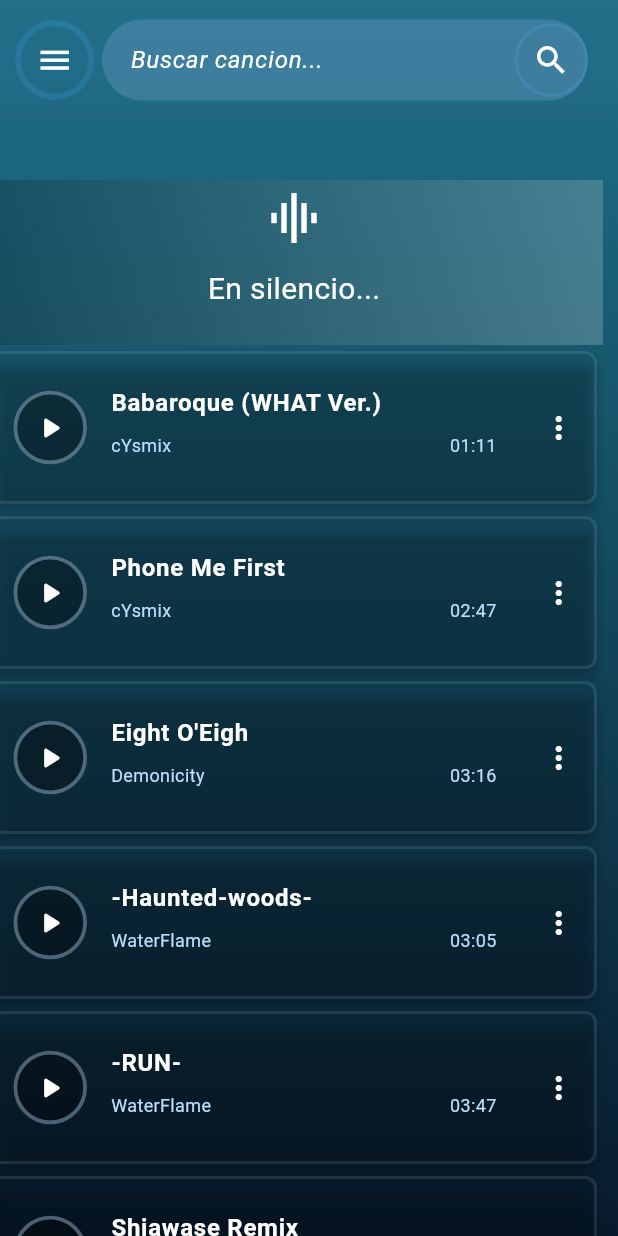
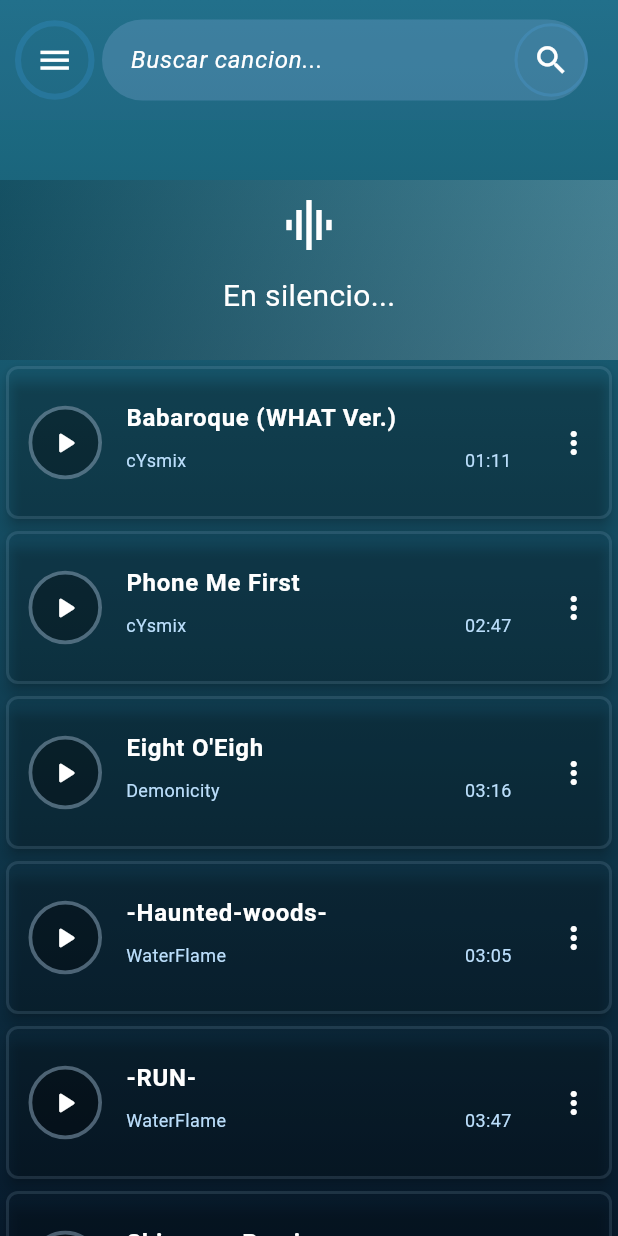
Before and after one commit to 4dominic888/tidal-wave, a Flutter app: the screen it shows after launch, on a phone screen of 412 x 824 dp. Run offline on Flutter 3.47's test engine with Material 3 defaults, Android fonts, the phone set to English and light mode, and no system bars; our stand-ins replace audio_video_progress_bar, cached_network_image, flutter_bloc, just_audio, just_audio_background, palette_generator and 2 more; missing offline and left inert: super_tooltip; network calls fail.

Commit message:
optimizaciones de widgets

```diff
--- a/lib/modules/lista_musica/screens/lista_musica_screen.dart
+++ b/lib/modules/lista_musica/screens/lista_musica_screen.dart
@@ -1,3 +1,4 @@
+import 'package:flutter/cupertino.dart';
 import 'package:flutter/material.dart';
 import 'package:flutter_bloc/flutter_bloc.dart';
 import 'package:just_audio/just_audio.dart';
@@ -8,6 +9,7 @@ import 'package:tidal_wave/modules/lista_musica/widgets/icon_button_music.dart';
 import 'package:tidal_wave/modules/lista_musica/widgets/mini_music_player.dart';
 import 'package:tidal_wave/modules/lista_musica/widgets/music_item.dart';
 import 'package:tidal_wave/modules/lista_musica/widgets/text_field_find.dart';
+import 'package:tidal_wave/modules/lista_musica/widgets/title_container.dart';
 import 'package:tidal_wave/modules/reproductor_musica/classes/musica.dart';
 class ListaMusicaScreen extends StatefulWidget {
 
@@ -131,9 +133,7 @@ class _ListaMusicaScreenState extends State<ListaMusicaScreen> {
             Expanded(
               child: Stack(
                 children: [
-                  Positioned(
-                    right: 10,
-                    child: SizedBox(
+                  SizedBox(
                     width: MediaQuery.of(context).size.width,
                     height: MediaQuery.of(context).size.height,
 
@@ -147,79 +147,48 @@ class _ListaMusicaScreenState extends State<ListaMusicaScreen> {
                         //? Escuchando...
                         SliverToBoxAdapter(
                           child: SizedBox(
-                              height: 110,
+                            height: 120,
                             child: StreamBuilder<SequenceState?>(
                               stream: context.read<MusicCubit>().state.sequenceStateStream,
                               builder: (context, snapshot) {
                                 final mediaData = snapshot.data?.currentSource?.tag as MediaItem?;
                                 final String text = (mediaData != null) && _isPlay ? 'Escuchando ${mediaData.title}' : 'En silencio...';
-                                  return Container(
-                                    height: 140,
-                                    decoration: BoxDecoration(
-                                      gradient: LinearGradient(
-                                        begin: Alignment.topLeft,
-                                        end: Alignment.bottomRight,
-                                        colors: [Colors.black.withOpacity(0.2),Colors.white.withOpacity(0.2)]
-                                      )
-                                    ),
-                                    child: Column(
-                                      children: [
-                                        const Padding(
-                                          padding: EdgeInsets.only(top: 5, bottom: 5),
-                                          child: Icon(Icons.multitrack_audio_sharp, size: 40, color: Colors.white),
-                                        ),
-                                        Padding(
-                                          padding: const EdgeInsets.only(right: 40, left: 40, top: 8),
-                                          child: SingleChildScrollView(
-                                            scrollDirection: Axis.horizontal,
-                                            child: Text(text,
-                                              style: const TextStyle(color: Colors.white, fontSize: 20),
-                                            ),
-                                          ),
-                                        )
-                                      ],
-                                    ),
-                                  );
+                                return TitleContainer(text: text);
                               }
                             ),
                           )
                         ),
 
                         //? Lista como tal
-                          _list.isNotEmpty ?
-                          StreamBuilder<SequenceState?>(
+                        if (_list.isNotEmpty) StreamBuilder<SequenceState?>(
                           stream: context.read<MusicCubit>().state.sequenceStateStream,
                           builder: (context, snapshot) {
                             return SliverList(
                               delegate:
-                                  SliverChildBuilderDelegate((context, index) {
+                                SliverChildBuilderDelegate(childCount: _list.length, (context, index) {
                                   final musica = _list[index];
                                   return MusicItem(
                                     selected: [musica.index == (_isPlay ? snapshot.data?.currentIndex : -1)],
                                     music: musica,
                                     onPlay: () async {
-                                        setState(() {
-                                          _isPlay = true;
-                                        });
+                                      setState(() => _isPlay = true);
                                       context.read<MusicCubit>().seekTo(musica.index);
                                     },
                                     onOptions: (){
                                       //* Codigo por si se desea hacer algo al abrir el menu desplegable de cada cancion
                                     }
                                   );
-                                  },
-                                childCount: _list.length
+                                }
                               )
                             );
                           }
-                          ) :
-                          const SliverToBoxAdapter(child: Center(child: Text('Sin musica', style: TextStyle(color: Colors.white)))),
+                        ) else const SliverToBoxAdapter(child: Center(child: Text('Sin musica', style: TextStyle(color: Colors.white)))),
 
+                        //? En caso el mini reproductor de musica no este activo
                         if(_isPlay) const SliverToBoxAdapter(
                           child: SizedBox(height: 110)
                         ),
                       ],
-                      ),
                     ),
                   ),
 
--- a/lib/modules/lista_musica/widgets/music_item.dart
+++ b/lib/modules/lista_musica/widgets/music_item.dart
@@ -6,29 +6,23 @@ import 'package:tidal_wave/modules/lista_musica/widgets/icon_button_music.dart';
 import 'package:tidal_wave/modules/reproductor_musica/classes/musica.dart';
 import 'package:tidal_wave/shared/music_state_util.dart';
 
-class MusicItem extends StatefulWidget {
+class MusicItem extends StatelessWidget {
 
   final Music music;
   final void Function() onPlay;
   final void Function() onOptions;
-  final List<bool>? selected;
+  final List<bool>? selected; //? Es simplemente un bool pasado como referencia, ignora que sea lista.
 
   const MusicItem({super.key, required this.music, required this.onPlay, required this.onOptions, this.selected = const [false]});
-
-  @override
-  State<MusicItem> createState() => _MusicItemState();
-}
-
-class _MusicItemState extends State<MusicItem> {
 
   @override
   Widget build(BuildContext context) {
     return Card(
       elevation: 4.0,
-      color: widget.selected![0] ? Colors.white.withOpacity(0.1) : Colors.transparent,
+      color: selected![0] ? Colors.white.withOpacity(0.1) : Colors.transparent,
       surfaceTintColor: Colors.transparent,
       shape: RoundedRectangleBorder(
-        side: BorderSide(color: widget.selected![0] ? Colors.blue.shade100.withAlpha(100) : Colors.blue.shade100.withAlpha(800), width: 2),
+        side: BorderSide(color: selected![0] ? Colors.blue.shade100.withAlpha(100) : Colors.blue.shade100.withAlpha(800), width: 2),
         borderRadius: BorderRadius.circular(8.0)
       ),
       child: ListTile(
@@ -40,14 +34,14 @@ class _MusicItemState extends State<MusicItem> {
               borderColor: Colors.blue.shade100.withAlpha(100),
               borderSize: 2.5,
               fillColor: Colors.black.withOpacity(0.3),
-              icon: widget.selected![0] ? MusicStateUtil.playIcon(snapshot.data, color: Colors.white) : const Icon(Icons.play_arrow_rounded, color: Colors.white),
-              onTap: widget.selected![0] ? MusicStateUtil.playAction(context.read<MusicCubit>().state) : widget.onPlay,
+              icon: selected![0] ? MusicStateUtil.playIcon(snapshot.data, color: Colors.white) : const Icon(Icons.play_arrow_rounded, color: Colors.white),
+              onTap: selected![0] ? MusicStateUtil.playAction(context.read<MusicCubit>().state) : onPlay,
             );
           }
         ),
         title: SingleChildScrollView(
           scrollDirection: Axis.horizontal,
-          child: Text(widget.music.titulo, style: const TextStyle(color: Colors.white, fontWeight: FontWeight.bold))
+          child: Text(music.titulo, style: const TextStyle(color: Colors.white, fontWeight: FontWeight.bold))
         ),
         subtitle: Row(
           mainAxisAlignment: MainAxisAlignment.spaceBetween,
@@ -55,11 +49,11 @@ class _MusicItemState extends State<MusicItem> {
             Expanded(
               child: SingleChildScrollView(
                 scrollDirection: Axis.horizontal,
-                child: Text(widget.music.artista, style: TextStyle(color: Colors.blue.shade100, fontSize: 12))
+                child: Text(music.artista, style: TextStyle(color: Colors.blue.shade100, fontSize: 12))
               ),
             ),
             const SizedBox(width: 30),
-            Text(widget.music.durationString, style: TextStyle(color: Colors.blue.shade100, fontSize: 12)),
+            Text(music.durationString, style: TextStyle(color: Colors.blue.shade100, fontSize: 12)),
           ],
         ),
         contentPadding: const EdgeInsets.only(top: 15, bottom: 15, left: 15),
--- /dev/null
+++ b/lib/modules/lista_musica/widgets/title_container.dart
@@ -0,0 +1,41 @@
+import 'package:flutter/material.dart';
+
+class TitleContainer extends StatefulWidget {
+  final String text;
+  const TitleContainer({super.key, required this.text});
+
+  @override
+  State<TitleContainer> createState() => _TitleContainerState();
+}
+
+class _TitleContainerState extends State<TitleContainer> {
+  @override
+  Widget build(BuildContext context) {
+    return Container(
+      decoration: BoxDecoration(
+        gradient: LinearGradient(
+          begin: Alignment.topLeft,
+          end: Alignment.bottomRight,
+          colors: [Colors.black.withOpacity(0.2),Colors.white.withOpacity(0.2)]
+        )
+      ),
+      child: Column(
+        children: [
+          const Padding(
+            padding: EdgeInsets.only(top: 10, bottom: 5),
+            child: Icon(Icons.multitrack_audio_sharp, size: 40, color: Colors.white),
+          ),
+          Padding(
+            padding: const EdgeInsets.only(right: 40, left: 40, top: 8),
+            child: SingleChildScrollView(
+              scrollDirection: Axis.horizontal,
+              child: Text(widget.text,
+                style: const TextStyle(color: Colors.white, fontSize: 20),
+              ),
+            ),
+          )
+        ],
+      ),
+    );
+  }
+}
```
Lines whose indentation alone changed are shown as unchanged.
